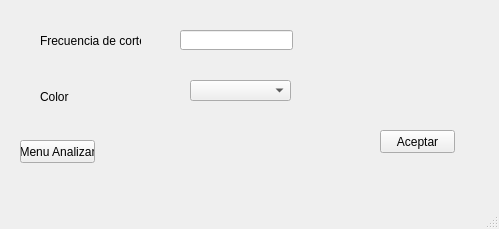
AndresMSE/IF---Interfaz, file MetodoFourier.ui: the form before one commit.
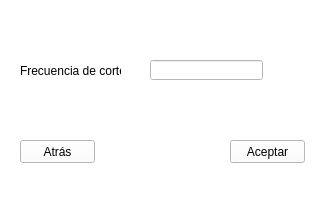
The form after the commit.

Patch:
```diff
--- a/MetodoFourier.ui
+++ b/MetodoFourier.ui
@@ -6,19 +6,22 @@
    <rect>
     <x>0</x>
     <y>0</y>
-    <width>499</width>
-    <height>229</height>
+    <width>314</width>
+    <height>207</height>
    </rect>
   </property>
   <property name="windowTitle">
    <string>MainWindow</string>
   </property>
+  <property name="styleSheet">
+   <string notr="true">background-color: rgb(255, 255, 255);</string>
+  </property>
   <widget class="QWidget" name="centralwidget">
    <widget class="QLabel" name="label">
     <property name="geometry">
      <rect>
-      <x>40</x>
-      <y>30</y>
+      <x>20</x>
+      <y>60</y>
       <width>101</width>
       <height>21</height>
      </rect>
@@ -30,41 +33,18 @@
    <widget class="QLineEdit" name="Umbral">
     <property name="geometry">
      <rect>
-      <x>180</x>
-      <y>30</y>
+      <x>150</x>
+      <y>60</y>
       <width>113</width>
       <height>20</height>
      </rect>
     </property>
    </widget>
-   <widget class="QLabel" name="label_2">
-    <property name="geometry">
-     <rect>
-      <x>40</x>
-      <y>90</y>
-      <width>47</width>
-      <height>13</height>
-     </rect>
-    </property>
-    <property name="text">
-     <string>Color</string>
-    </property>
-   </widget>
-   <widget class="QComboBox" name="Color">
-    <property name="geometry">
-     <rect>
-      <x>190</x>
-      <y>80</y>
-      <width>101</width>
-      <height>21</height>
-     </rect>
-    </property>
-   </widget>
    <widget class="QPushButton" name="Aceptar">
     <property name="geometry">
      <rect>
-      <x>380</x>
-      <y>130</y>
+      <x>230</x>
+      <y>140</y>
       <width>75</width>
       <height>23</height>
      </rect>
@@ -83,7 +63,7 @@
      </rect>
     </property>
     <property name="text">
-     <string>Menu Analizar</string>
+     <string>Atrás</string>
     </property>
    </widget>
   </widget>
```
Left out of the diff: 4 changed lines with no effect on the pictures.
